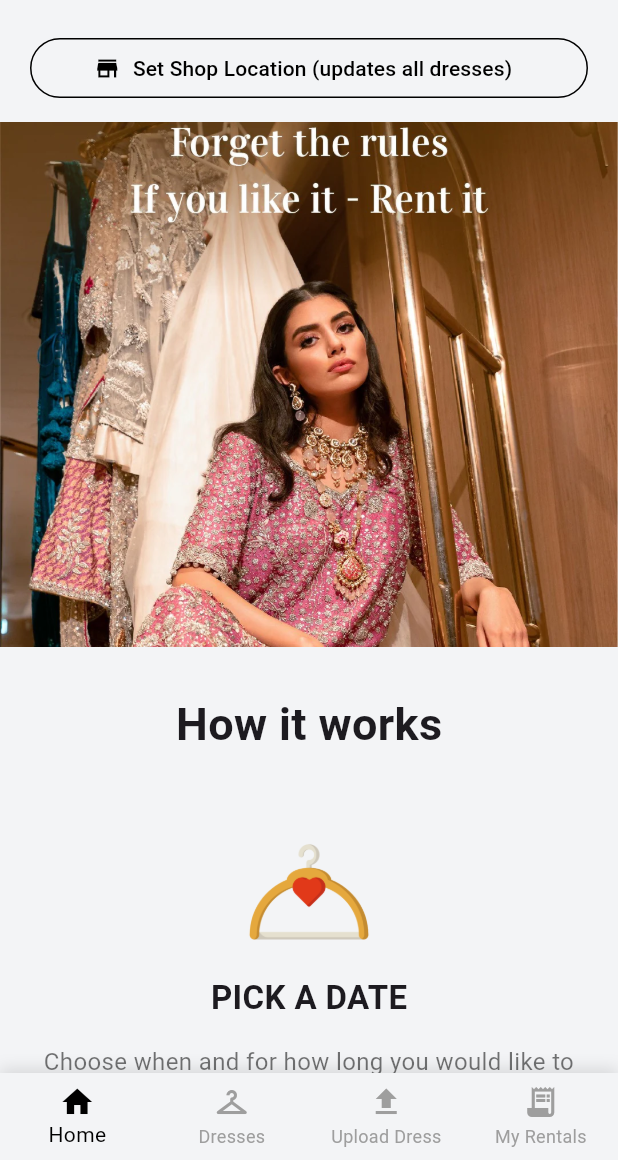
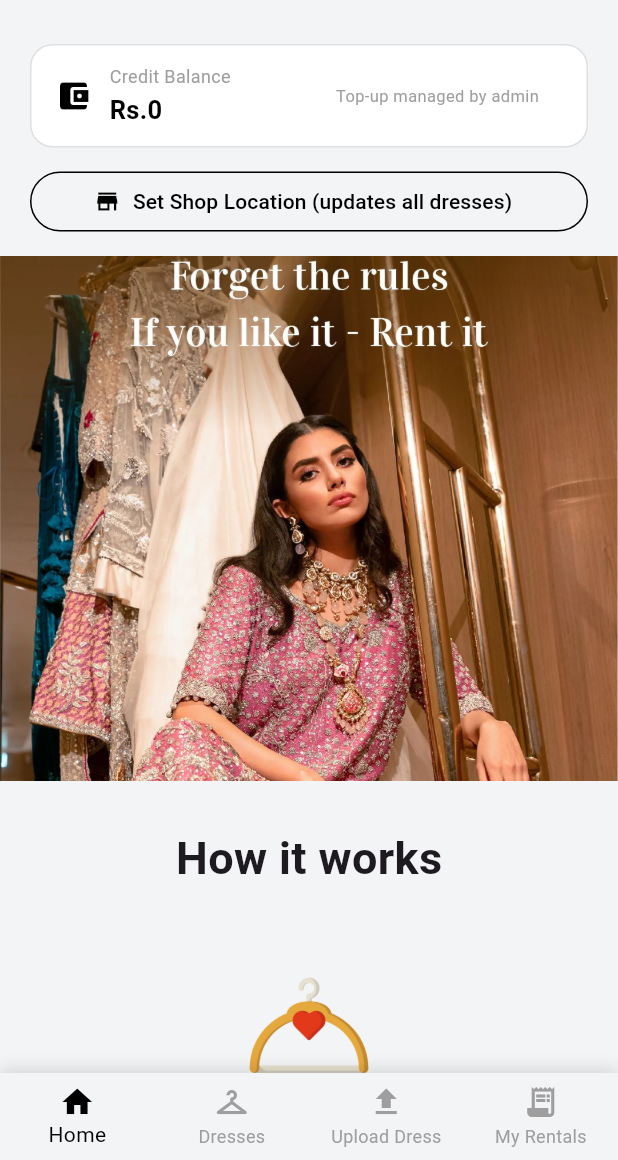
Before and after one commit to Huzaifakqq/RentAWeddingDress, a Flutter app: the HomeScreen screen opened directly, on a phone screen of 412 x 824 dp, the part 76-1236 px from its top. Run offline on Flutter 3.47's test engine with Material 3 defaults, Android fonts, the phone set to English and light mode, and no system bars; our stand-ins replace geolocator, google_maps_flutter, image_picker, table_calendar; accounts and stored records are empty.

Commit message:
feat: credit system — 20% charge on cancel/reschedule within 4 days of delivery, credit balance on home screen, real penalty dialogs in My Rentals

```diff
--- a/frontend/lib/screens/home_screen.dart
+++ b/frontend/lib/screens/home_screen.dart
@@ -4,6 +4,7 @@ import 'package:rent_a_wedding_dress/models/user_session.dart';
 import 'package:rent_a_wedding_dress/screens/login_screen.dart';
 import 'package:rent_a_wedding_dress/screens/my_rentals_screen.dart';
 import 'package:rent_a_wedding_dress/screens/upload_dress_screen.dart';
+import 'package:rent_a_wedding_dress/services/booking_service.dart';
 import 'package:rent_a_wedding_dress/services/dress_service.dart';
 import 'dresses_screen.dart';
 
@@ -16,6 +17,32 @@ class HomeScreen extends StatefulWidget {
 
 class _HomeScreenState extends State<HomeScreen> {
   bool isSettingLocation = false;
+
+  // ✅ CREDIT BALANCE (shown in header card)
+  double? creditBalance;
+  bool isLoadingCredit = true;
+
+  @override
+  void initState() {
+    super.initState();
+    loadCredit();
+  }
+
+  Future<void> loadCredit() async {
+    if (UserSession.userId == null) {
+      if (mounted) setState(() => isLoadingCredit = false);
+      return;
+    }
+
+    final balance = await BookingService.getCredit(UserSession.userId!);
+
+    if (mounted) {
+      setState(() {
+        creditBalance = balance;
+        isLoadingCredit = false;
+      });
+    }
+  }
 
   // ✅ One button sets shop location for ALL dresses of this owner
   Future<void> setShopLocation() async {
@@ -110,6 +137,85 @@ class _HomeScreenState extends State<HomeScreen> {
                   ],
                 ),
               ),
+
+              // ✅ CREDIT BALANCE
+              Padding(
+                padding: const EdgeInsets.fromLTRB(20, 8, 20, 0),
+                child: Container(
+                  width: double.infinity,
+                  padding: const EdgeInsets.symmetric(
+                    horizontal: 16,
+                    vertical: 12,
+                  ),
+                  decoration: BoxDecoration(
+                    color: Colors.white,
+                    borderRadius: BorderRadius.circular(15),
+                    border: Border.all(color: Colors.grey.shade300),
+                  ),
+                  child: Row(
+                    children: [
+                      Icon(
+                        Icons.account_balance_wallet,
+                        color: (creditBalance ?? 0) < 0
+                            ? Colors.red
+                            : Colors.black,
+                      ),
+                      const SizedBox(width: 12),
+                      Expanded(
+                        child: Column(
+                          crossAxisAlignment: CrossAxisAlignment.start,
+                          children: [
+                            const Text(
+                              "Credit Balance",
+                              style: TextStyle(
+                                fontSize: 12,
+                                color: Colors.grey,
+                              ),
+                            ),
+                            const SizedBox(height: 2),
+                            isLoadingCredit
+                                ? const SizedBox(
+                                    width: 12,
+                                    height: 12,
+                                    child: CircularProgressIndicator(
+                                      strokeWidth: 2,
+                                    ),
+                                  )
+                                : Text(
+                                    "Rs.${(creditBalance ?? 0).toStringAsFixed(0)}",
+                                    style: TextStyle(
+                                      fontSize: 17,
+                                      fontWeight: FontWeight.bold,
+                                      color: (creditBalance ?? 0) < 0
+                                          ? Colors.red
+                                          : Colors.black,
+                                    ),
+                                  ),
+                          ],
+                        ),
+                      ),
+                      if (!isLoadingCredit && (creditBalance ?? 0) < 0)
+                        const Flexible(
+                          child: Text(
+                            "Due — added to your next booking",
+                            textAlign: TextAlign.right,
+                            style: TextStyle(fontSize: 11, color: Colors.red),
+                          ),
+                        )
+                      else
+                        const Flexible(
+                          child: Text(
+                            "Top-up managed by admin",
+                            textAlign: TextAlign.right,
+                            style: TextStyle(fontSize: 11, color: Colors.grey),
+                          ),
+                        ),
+                    ],
+                  ),
+                ),
+              ),
+
+              const SizedBox(height: 12),
 
               // ✅ SHOP LOCATION — one tap updates all dresses
               Padding(
```
Also changed, not shown: frontend/lib/screens/my_rentals_screen.dart (+19 -11 lines), 1 other file.
